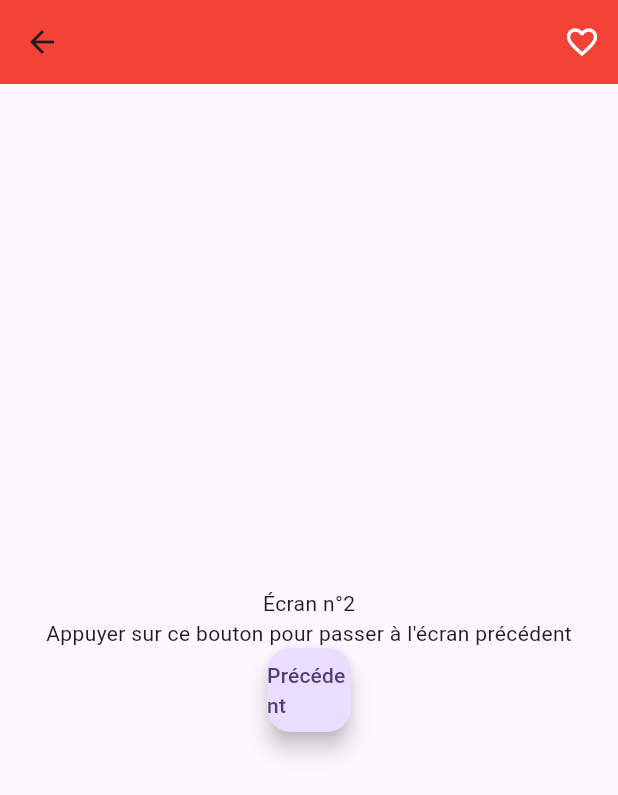
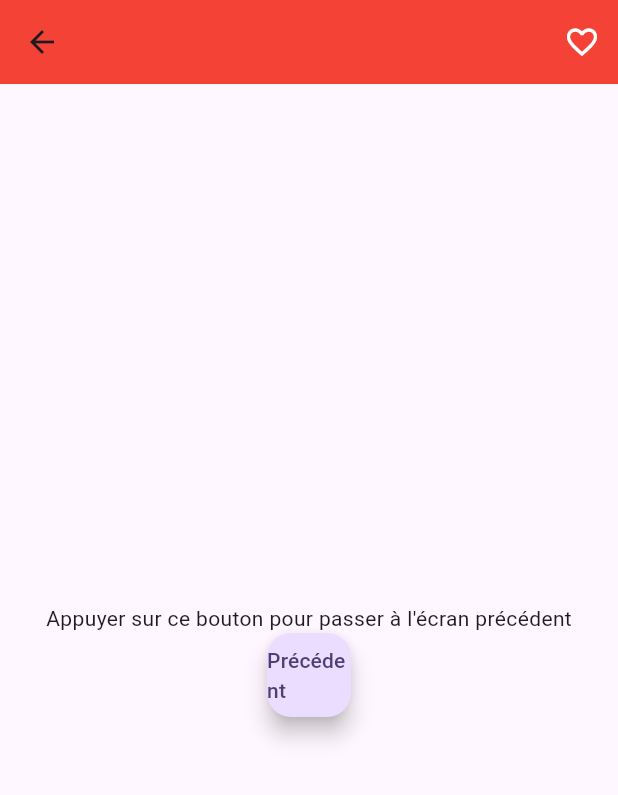
Before and after one commit to malak-elmokretar/TP_application_mobile_ihm, a Flutter app: the MySecondPage screen opened directly with empty values, on a phone screen of 412 x 824 dp. Shown: the top 795 px of the screen. Run offline on Flutter 3.47's test engine with Material 3 defaults, Android fonts, the phone set to English and light mode, and no system bars.

Commit message:
Update nouvellepage.dart

```diff
--- a/lib/nouvellepage.dart
+++ b/lib/nouvellepage.dart
@@ -21,16 +21,16 @@ class MyApp extends StatelessWidget {
   }
 }
 
-class MyHomePage extends StatefulWidget {
-  const MyHomePage({super.key, required this.title});
+class MySecondPage extends StatefulWidget {
+  const MySecondPage({super.key, required this.title});
   final String title;
 
   @override
-  State<MyHomePage> createState() => _MyHomePageState();
+  State<MySecondPage> createState() => _MySecondPageState();
 }
 
 
-class _MyHomePageState extends State<MyHomePage> {
+class _MySecondPageState extends State<MySecondPage> {
   Icon _coeur = Icon(Icons.favorite_border, color: Colors.white,);
   bool _likeBool = false;
 
@@ -66,86 +66,6 @@ class _MyHomePageState extends State<MyHomePage> {
               Row(
                 mainAxisAlignment: MainAxisAlignment.center,
                 children: <Widget>[
-                  const Text("Écran n°1"),
-                ]
-              ),
-              Row(
-                mainAxisAlignment: MainAxisAlignment.center,
-                children: <Widget>[
-                  const Text("Appuyer sur ce bouton pour passer à l'écran suivant"),
-                  ]
-              ),
-              Row(
-              mainAxisAlignment: MainAxisAlignment.center,
-                children: <Widget>[
-                  FloatingActionButton(onPressed: (){
-                    Navigator.push(
-                      context,
-                      MaterialPageRoute(
-                        builder: (BuildContext context) => MySecondPage(title : (widget.title)))
-                    );
-                  },
-                  child: const Text("Suivant"),
-                  )
-                ]
-              ),
-            ]
-          ),
-        ),
-      );
-  }
-}
-
-class MySecondPage extends StatefulWidget {
-  const MySecondPage({super.key, required this.title});
-  final String title;
-
-  @override
-  State<MySecondPage> createState() => _MySecondPageState();
-}
-
-class _MySecondPageState extends State<MySecondPage> {
-
-  Icon _coeur = Icon(Icons.favorite_border, color: Colors.white,);
-  bool _likeBool = false;
-
-  void _likeThis(){
-    setState(() {
-      if (_likeBool){
-        _coeur = Icon(Icons.favorite_border, color: Colors.white,);
-        bool _likeBool = false;
-      }
-      else {
-        _coeur = Icon(Icons.favorite, color: Colors.white,);
-        bool _likeBool = true;
-      }
-    });
-  }
-
-  @override
-  Widget build(BuildContext context) {
-    return Scaffold(
-      appBar: AppBar(
-        title: Text(widget.title),
-        actions: <Widget>[
-          IconButton(onPressed: _likeThis, icon: _coeur)
-        ],
-        backgroundColor: Colors.red,
-        ),
-
-        body: Center(
-          child: Column(
-            mainAxisAlignment: MainAxisAlignment.center,
-            children: <Widget>[
-              Row(
-                mainAxisAlignment: MainAxisAlignment.center,
-                children: <Widget>[
-                  const Text("Écran n°2"),
-                ]
-              ),
-              Row(
-                mainAxisAlignment: MainAxisAlignment.center,
-                children: <Widget>[
                   const Text("Appuyer sur ce bouton pour passer à l'écran précédent"),
                   ]
               ),
@@ -163,4 +83,5 @@ class _MySecondPageState extends State<MySecondPage> {
           ),
         ),
       );
-  }}
+  }
+}
```
